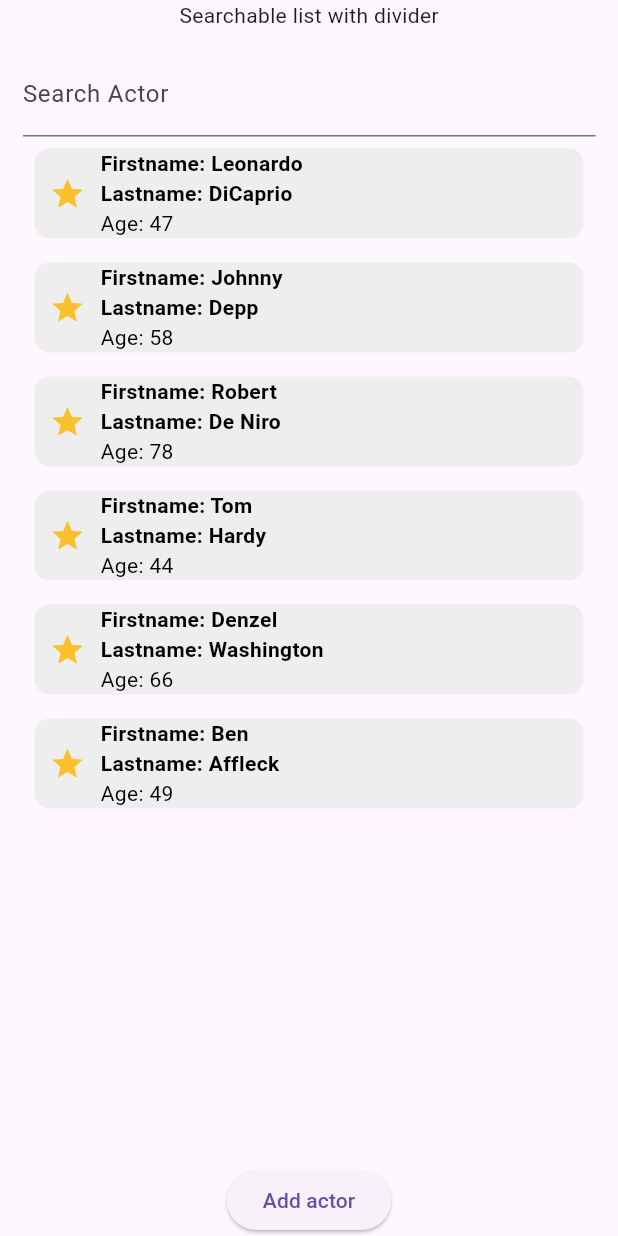
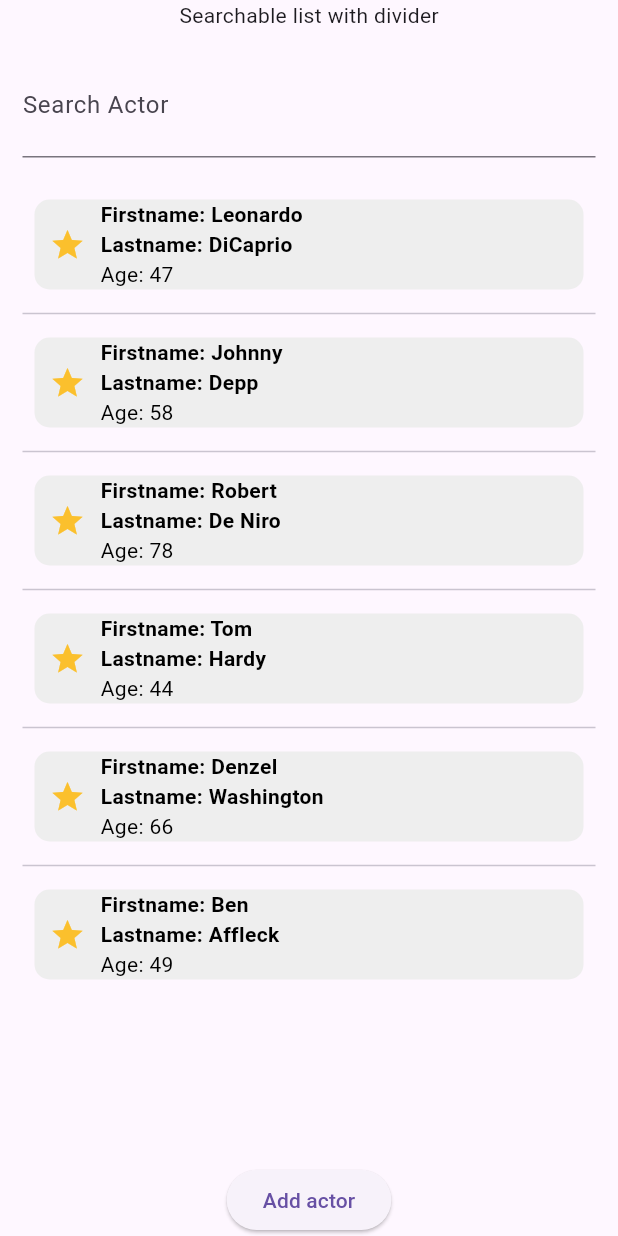
Before and after one commit to koukibadr/Searchable-Listview, a Flutter app: the screen it shows after launch, on a phone screen of 412 x 824 dp. Run offline on Flutter 3.47's test engine with Material 3 defaults, Android fonts, the phone set to English and light mode, and no system bars.

```diff
--- a/example/lib/main.dart
+++ b/example/lib/main.dart
@@ -55,6 +55,8 @@ class _ExampleAppState extends State<ExampleApp> {
     ]
   };
 
+  final TextEditingController searchTextController  = TextEditingController();
+
   @override
   Widget build(BuildContext context) {
     return SizedBox(
@@ -65,7 +67,7 @@ class _ExampleAppState extends State<ExampleApp> {
           Expanded(
             child: Padding(
               padding: const EdgeInsets.all(15),
-              child: sliverListViewBuilder(),
+              child: renderSimpleSearchableList(),
             ),
           ),
           Align(
--- a/lib/searchable_listview.dart
+++ b/lib/searchable_listview.dart
@@ -449,6 +449,9 @@ class _SearchableListState<T> extends State<SearchableList<T>> {
               scrollController.position.maxScrollExtent) {
         widget.onPaginate?.call();
       }
+    });
+    widget.searchTextController?.addListener(() {
+      filterList(widget.searchTextController?.text ?? '');
     });
   }
 
```
